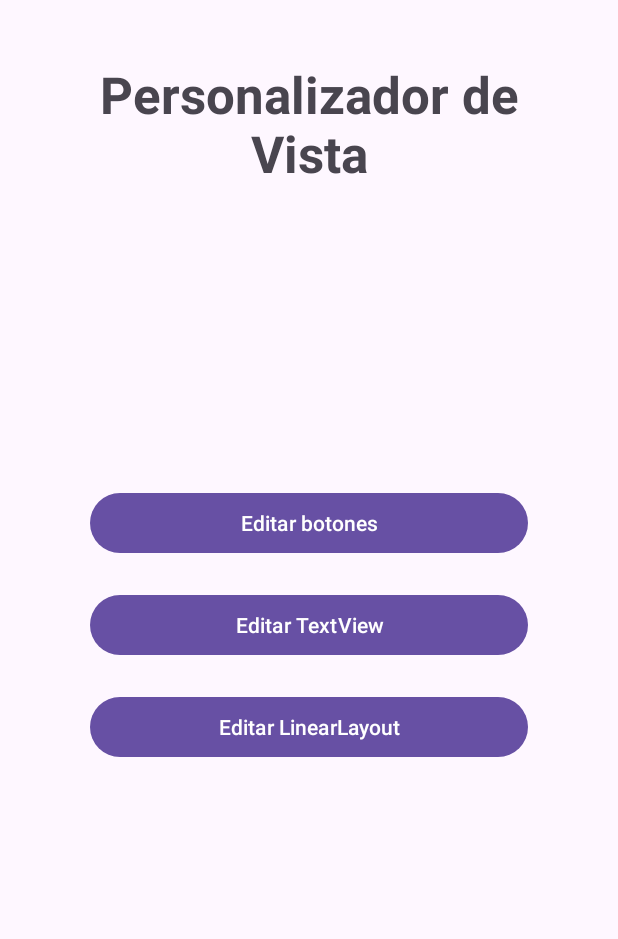
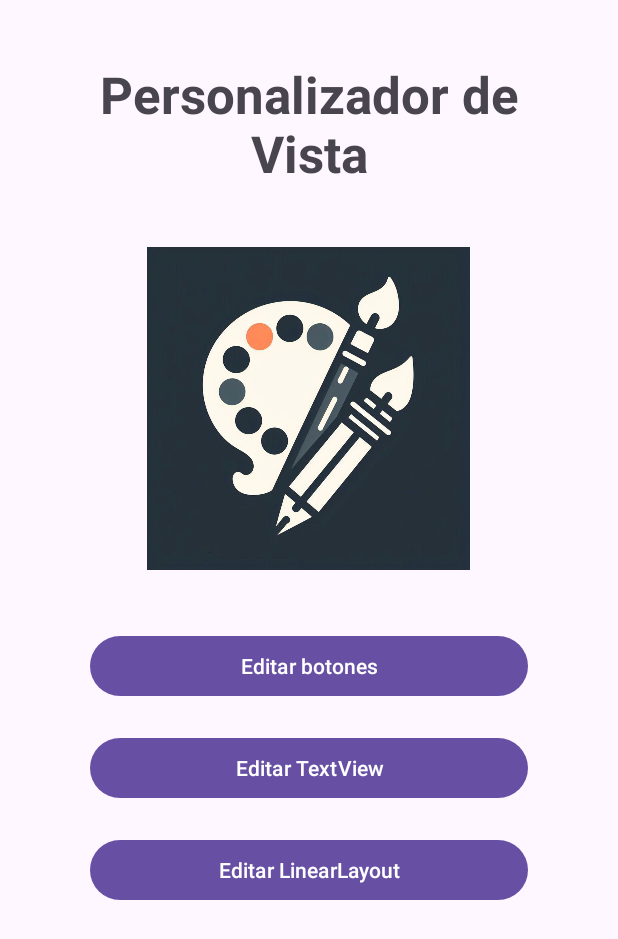
Before and after one commit to Stiff-Rock/EditViewApp, an Android app: the screen it shows after launch (MainActivity), on a phone screen of 412 x 824 dp. Shown: the top 939 px of the screen. Run offline under Robolectric (Android 15) with nearby library versions, the phone set to English and light mode, and no system bars.

Commit message:
Added image to the main activity

```diff
--- a/app/src/main/res/layout/activity_main.xml
+++ b/app/src/main/res/layout/activity_main.xml
@@ -1,6 +1,7 @@
 <?xml version="1.0" encoding="utf-8"?>
 <LinearLayout
         xmlns:android="http://schemas.android.com/apk/res/android"
+        xmlns:app="http://schemas.android.com/apk/res-auto"
         xmlns:tools="http://schemas.android.com/tools"
         android:id="@+id/main"
         android:layout_width="match_parent"
@@ -21,12 +22,20 @@
             android:layout_marginLeft="40sp"
             android:layout_marginRight="40sp"/>
 
+    <ImageView
+            android:layout_width="215dp"
+            android:layout_height="215dp"
+            app:srcCompat="@drawable/app_icon"
+            android:id="@+id/imageView"
+            android:layout_marginTop="40sp"
+            android:layout_marginBottom="40sp"/>
+
     <LinearLayout
             android:layout_width="match_parent"
             android:layout_height="wrap_content"
             android:orientation="vertical"
-            android:layout_marginTop="140dp"
-            android:padding="60sp">
+            android:paddingLeft="60sp"
+            android:paddingRight="60sp">
 
         <Button
                 android:text="@string/edit_btn_text"
```
